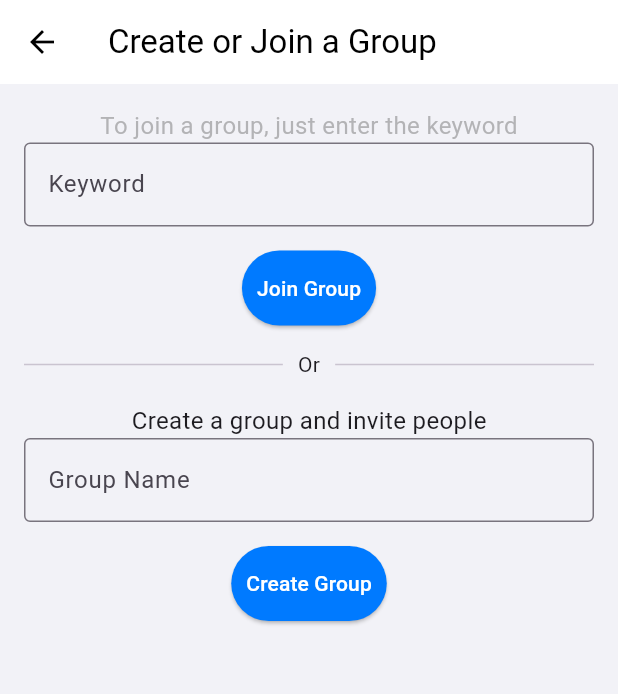
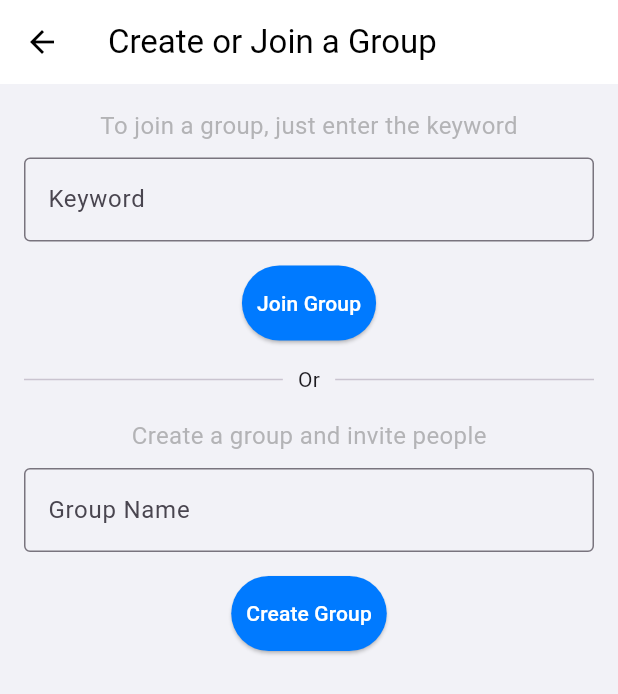
Before and after one commit to Bolzenpinguin/drive2ibiza, a Flutter app: the GroupSettings screen opened directly, after a tap on "Join Group", on a phone screen of 412 x 824 dp. Shown: the top 694 px of the screen. Run offline on Flutter 3.47's test engine with Material 3 defaults, Android fonts, the phone set to English and light mode, and no system bars; our stand-ins replace flutter_svg, syncfusion_flutter_calendar.

Commit message:
Add space between textfields and label

```diff
--- a/lib/pages/settings/group_settings.dart
+++ b/lib/pages/settings/group_settings.dart
@@ -18,6 +18,9 @@ class GroupSettings extends StatelessWidget {
               'To join a group, just enter the keyword',
               style: TextStyle(fontSize: 16, color: appUnselectedIconColor),
             ),
+
+            const SizedBox(height: 10),
+
             TextField(
               decoration: InputDecoration(
                 hintText: 'Keyword',
@@ -33,6 +36,7 @@ class GroupSettings extends StatelessWidget {
             ElevatedButton(
               onPressed: () {
                 // TODO: Join Group Logik entwickeln
+                print('Join Group BTN pressed');
               },
               style: ElevatedButton.styleFrom(
                 padding: const EdgeInsets.symmetric(vertical: paddingNormal, horizontal: paddingSmall),
@@ -50,12 +54,17 @@ class GroupSettings extends StatelessWidget {
 
             Text(
               'Create a group and invite people',
-              style: TextStyle(fontSize: 16),
+              style: TextStyle(fontSize: 16, color: appUnselectedIconColor),
             ),
+
+            const SizedBox(height: 10),
+
             TextField(
               decoration: InputDecoration(
                 hintText: 'Group Name',
-                border: OutlineInputBorder(),
+                border: OutlineInputBorder(
+                borderSide: BorderSide(color: Colors.red)
+                ),
               ),
             ),
 
@@ -64,6 +73,7 @@ class GroupSettings extends StatelessWidget {
             ElevatedButton(
               onPressed: () {
                 // TODO: Create Group Logik entwickeln
+                print('Create Group BTN pressed');
               },
               style: ElevatedButton.styleFrom(
                 padding: const EdgeInsets.symmetric(vertical: paddingNormal, horizontal: paddingSmall),
```
